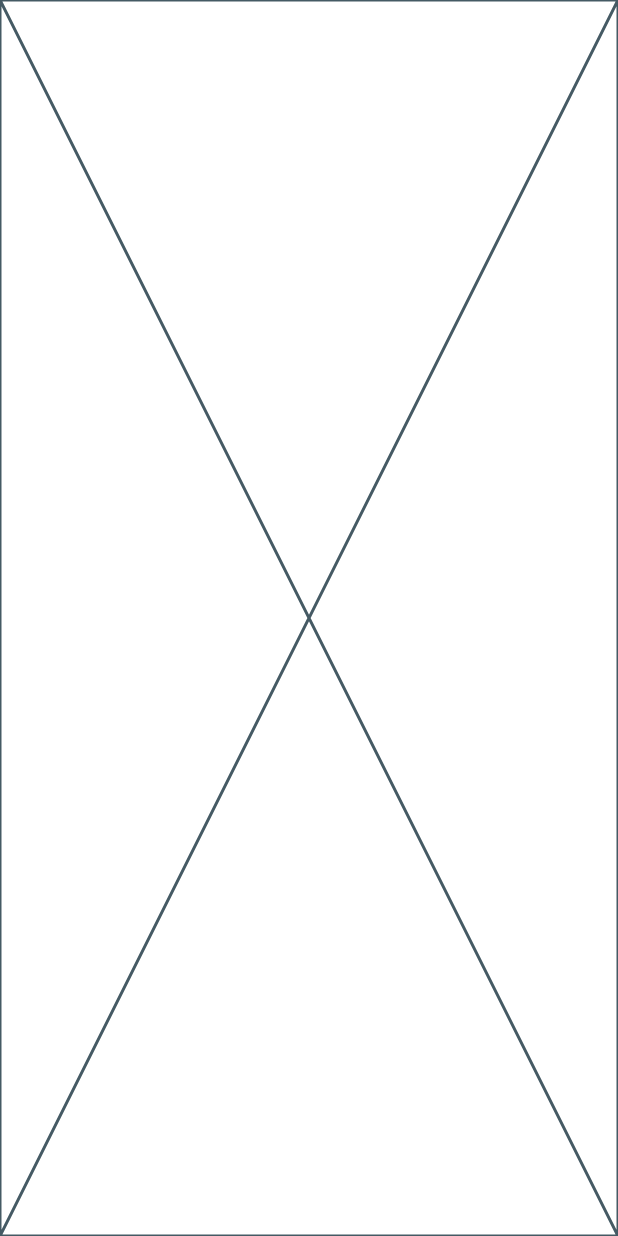
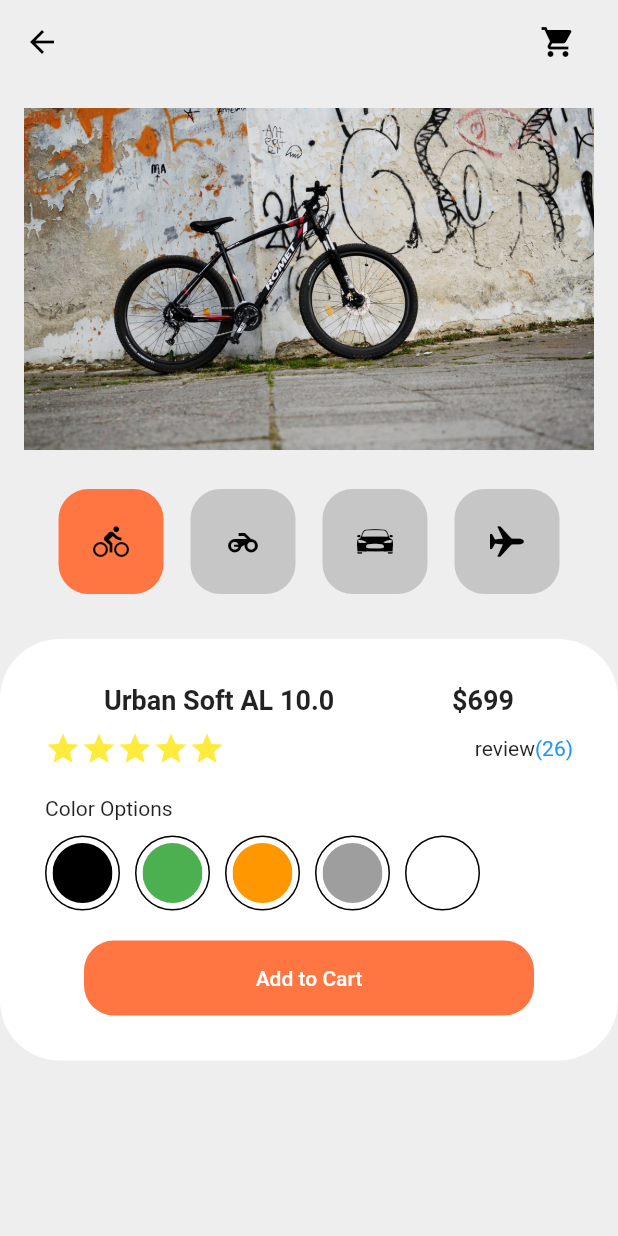
Before and after one commit to unjoo31/flutter-shoppingcart-app, a Flutter app: the screen it shows after launch, on a phone screen of 412 x 824 dp. Run offline on Flutter 3.47's test engine with Material 2 defaults, Android fonts, the light colour scheme and no system bars.

Commit message:
git commit "개발완료"

```diff
--- /dev/null
+++ b/lib/components/shoppingcart_detail.dart
@@ -0,0 +1,150 @@
+import 'package:flutter/cupertino.dart';
+import 'package:flutter/material.dart';
+import 'package:shoppingcart_app/constants.dart';
+
+class ShoppingCartDetail extends StatelessWidget {
+  @override
+  Widget build(BuildContext context) {
+    return Container(
+      decoration: BoxDecoration(
+        color: Colors.white,
+        borderRadius: BorderRadius.circular(40),
+      ),
+      child: Padding(
+        padding: const EdgeInsets.all(30.0),
+        child: Column(
+          crossAxisAlignment: CrossAxisAlignment.start,
+          children: [
+            _buildDetailNamePrice(),
+            _buildDetailRatingAndReviewCount(),
+            _buildDetailColorOptions(),
+            _buildDetailButton(context),
+          ],
+        ),
+      ),
+    );
+  }
+
+  Widget _buildDetailNamePrice() {
+    return Padding(
+      padding: const EdgeInsets.only(bottom: 10),
+      child: Row(
+        mainAxisAlignment: MainAxisAlignment.spaceAround,
+        children: [
+          Text(
+            "Urban Soft AL 10.0",
+            style: TextStyle(fontSize: 18, fontWeight: FontWeight.bold),
+          ),
+          Text(
+            "\$699",
+            style: TextStyle(fontSize: 18, fontWeight: FontWeight.bold),
+          ),
+        ],
+      ),
+    );
+  }
+
+  Widget _buildDetailRatingAndReviewCount() {
+    return Padding(
+      padding: const EdgeInsets.only(bottom: 20),
+      child: Row(
+        children: [
+          Icon(Icons.star, color: Colors.yellow),
+          Icon(Icons.star, color: Colors.yellow),
+          Icon(Icons.star, color: Colors.yellow),
+          Icon(Icons.star, color: Colors.yellow),
+          Icon(Icons.star, color: Colors.yellow),
+          Spacer(),
+          Text("review"),
+          Text("(26)", style: TextStyle(color: Colors.blue)),
+        ],
+      ),
+    );
+  }
+
+  Widget _buildDetailColorOptions() {
+    return Padding(
+      padding: const EdgeInsets.only(bottom: 20),
+      child: Column(
+        crossAxisAlignment: CrossAxisAlignment.start,
+        children: [
+          Text("Color Options"),
+          SizedBox(height: 10),
+          Row(
+            children: [
+              _buildDetailIcon(Colors.black),
+              _buildDetailIcon(Colors.green),
+              _buildDetailIcon(Colors.orange),
+              _buildDetailIcon(Colors.grey),
+              _buildDetailIcon(Colors.white),
+            ],
+          )
+        ],
+      ),
+    );
+  }
+
+  Widget _buildDetailIcon(Color mColor) {
+    return Padding(
+      padding: const EdgeInsets.only(right: 10),
+      child: Stack(
+        children: [
+          Container(
+            width: 50,
+            height: 50,
+            decoration: BoxDecoration(
+              color: Colors.white,
+              border: Border.all(),
+              shape: BoxShape.circle,
+            ),
+          ),
+          Positioned(
+            left: 5,
+            top: 5,
+            child: ClipOval(
+              child: Container(
+                color: mColor,
+                width: 40,
+                height: 40,
+              ),
+            ),
+          )
+        ],
+      ),
+    );
+  }
+
+  Widget _buildDetailButton(BuildContext context) {
+    return Align(
+      child: TextButton(
+        onPressed: () {
+          showCupertinoDialog(
+            context: context,
+            builder: (context) => CupertinoAlertDialog(
+              title: Text("장바구니에 담으시겠습니다?"),
+              actions: [
+                CupertinoDialogAction(
+                  child: Text("확인", style: TextStyle(color: Colors.blue)),
+                  onPressed: () {
+                    Navigator.pop(context);
+                  },
+                )
+              ],
+            ),
+          );
+        },
+        style: TextButton.styleFrom(
+          backgroundColor: kAccentColor,
+          minimumSize: Size(300, 50),
+          shape: RoundedRectangleBorder(
+            borderRadius: BorderRadius.circular(20),
+          ),
+        ),
+        child: Text(
+          "Add to Cart",
+          style: TextStyle(color: Colors.white),
+        ),
+      ),
+    );
+  }
+}
--- /dev/null
+++ b/lib/components/shoppingcart_header.dart
@@ -0,0 +1,76 @@
+import 'package:flutter/cupertino.dart';
+import 'package:flutter/material.dart';
+import 'package:shoppingcart_app/constants.dart';
+
+class ShoppingCartHeader extends StatefulWidget {
+  @override
+  _ShoppingCartHeaderState createState() => _ShoppingCartHeaderState();
+}
+
+class _ShoppingCartHeaderState extends State<ShoppingCartHeader> {
+  int selectedId = 0;
+
+  List<String> selectedPic = [
+    "assets/p1.jpeg",
+    "assets/p2.jpeg",
+    "assets/p3.jpeg",
+    "assets/p4.jpeg",
+  ];
+
+  @override
+  Widget build(BuildContext context) {
+    return Column(
+      children: [
+        _buildHeaderPic(),
+        _buildHeaderSelector(),
+      ],
+    );
+  }
+
+  Widget _buildHeaderPic() {
+    return Padding(
+      padding: const EdgeInsets.all(16.0),
+      child: AspectRatio(
+        aspectRatio: 5 / 3,
+        child: Image.asset(
+          selectedPic[selectedId],
+          fit: BoxFit.cover,
+        ),
+      ),
+    );
+  }
+
+  Widget _buildHeaderSelector() {
+    return Padding(
+      padding: const EdgeInsets.only(left: 30, right: 30, top: 10, bottom: 30),
+      child: Row(
+        mainAxisAlignment: MainAxisAlignment.spaceAround,
+        children: [
+          _buildHeaderSelectorButton(0, Icons.directions_bike),
+          _buildHeaderSelectorButton(1, Icons.motorcycle),
+          _buildHeaderSelectorButton(2, CupertinoIcons.car_detailed),
+          _buildHeaderSelectorButton(3, CupertinoIcons.airplane),
+        ],
+      ),
+    );
+  }
+
+  Widget _buildHeaderSelectorButton(int id, IconData mIcon) {
+    return Container(
+      width: 70,
+      height: 70,
+      decoration: BoxDecoration(
+        color: id == selectedId ? kAccentColor : kSecondaryColor,
+        borderRadius: BorderRadius.circular(20),
+      ),
+      child: IconButton(
+        icon: Icon(mIcon, color: Colors.black),
+        onPressed: () {
+          setState(() {
+            selectedId = id;
+          });
+        },
+      ),
+    );
+  }
+}
--- /dev/null
+++ b/lib/constants.dart
@@ -0,0 +1,17 @@
+import 'package:flutter/material.dart';
+
+const kPrimaryColor = MaterialColor(0xFFeeeeee, <int, Color>{
+  50: Color(0xFFeeeeee),
+  100: Color(0xFFeeeeee),
+  200: Color(0xFFeeeeee),
+  300: Color(0xFFeeeeee),
+  400: Color(0xFFeeeeee),
+  500: Color(0xFFeeeeee),
+  600: Color(0xFFeeeeee),
+  700: Color(0xFFeeeeee),
+  800: Color(0xFFeeeeee),
+  900: Color(0xFFeeeeee),
+});
+
+const kSecondaryColor = Color(0xFFc6c6c6);
+const kAccentColor = Color(0xFFff7643);
--- a/lib/main.dart
+++ b/lib/main.dart
@@ -1,4 +1,7 @@
 import 'package:flutter/material.dart';
+import 'package:shoppingcart_app/components/shoppingcart_detail.dart';
+import 'package:shoppingcart_app/components/shoppingcart_header.dart';
+import 'package:shoppingcart_app/theme.dart';
 
 void main() {
   runApp(const MyApp());
@@ -9,6 +12,41 @@ class MyApp extends StatelessWidget {
 
   @override
   Widget build(BuildContext context) {
-    return const Placeholder();
+    return MaterialApp(
+      theme: theme(),
+      home: ShoppingCartPage(),
+    );
   }
 }
+
+class ShoppingCartPage extends StatelessWidget {
+  @override
+  Widget build(BuildContext context) {
+    return Scaffold(
+      appBar: _buildShoppingCartAppBar(),
+      body: Column(
+        children: [
+          ShoppingCartHeader(),
+          ShoppingCartDetail(),
+        ],
+      ),
+    );
+  }
+
+  AppBar _buildShoppingCartAppBar() {
+    return AppBar(
+      leading: IconButton(
+        icon: Icon(Icons.arrow_back),
+        onPressed: () {},
+      ),
+      actions: [
+        IconButton(
+          onPressed: () {},
+          icon: Icon(Icons.shopping_cart),
+        ),
+        SizedBox(width: 16),
+      ],
+      elevation: 0.0,
+    );
+  }
+}
--- /dev/null
+++ b/lib/theme.dart
@@ -0,0 +1,9 @@
+import 'package:flutter/material.dart';
+import 'package:shoppingcart_app/constants.dart';
+
+ThemeData theme() {
+  return ThemeData(
+    primarySwatch: kPrimaryColor,
+    scaffoldBackgroundColor: kPrimaryColor,
+  );
+}
```
Also changed, not shown: lib/components/color_icon.dart (added), lib/components/product_selector_button.dart (added).
